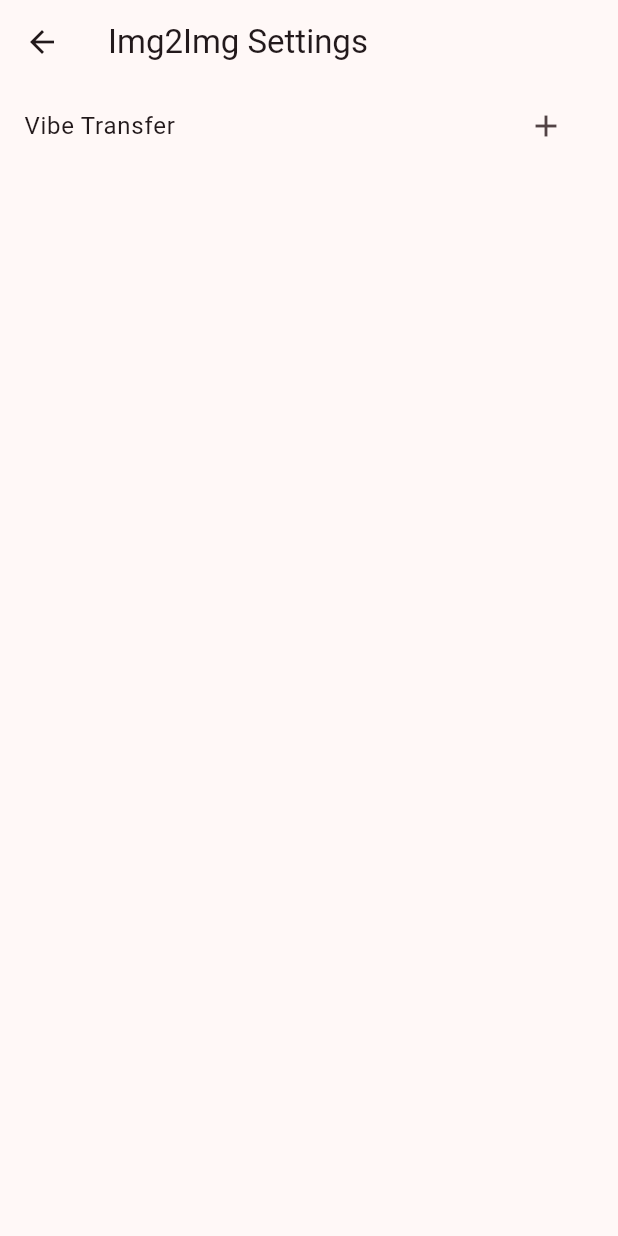
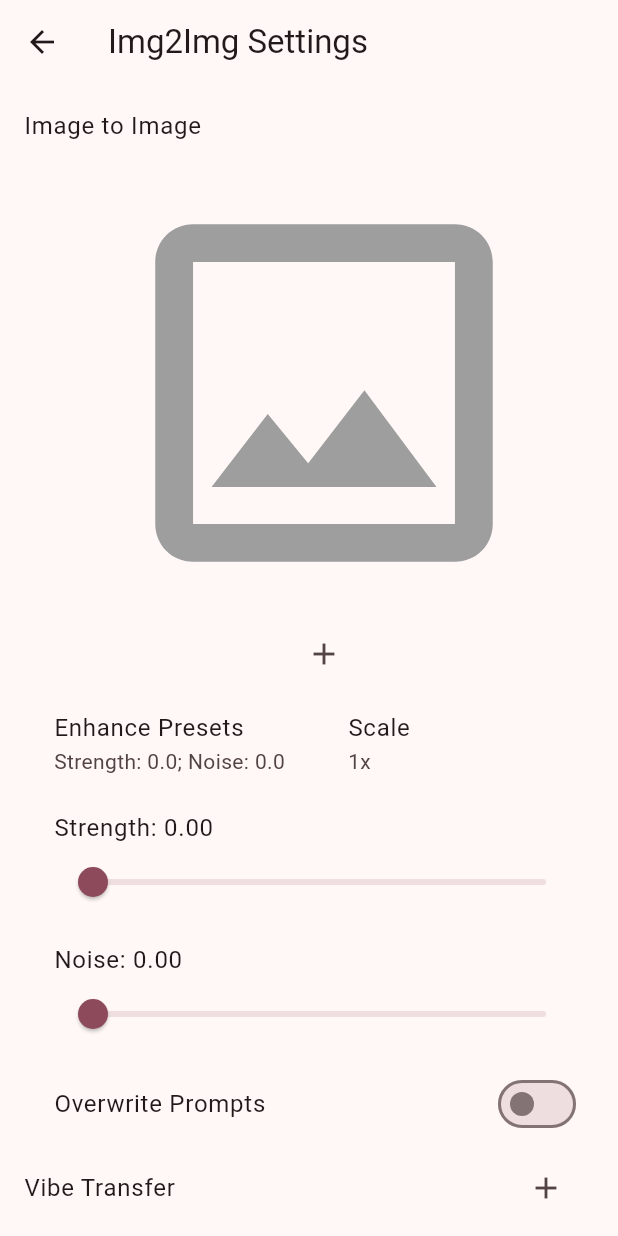
Before and after one commit to Exception0x0194/NAI-Generator-Flutter, a Flutter app: the I2IConfigScreen screen opened directly, on a phone screen of 412 x 824 dp. Run offline on Flutter 3.47's test engine with Material 3 defaults, Android fonts, the phone set to English and light mode, and no system bars; our stand-ins replace another_flushbar, file_picker, image_picker; missing offline and left inert: image_save, universal_html.

Commit message:
添加了i2i页面

```diff
--- /dev/null
+++ b/lib/models/i2i_config.dart
@@ -0,0 +1,42 @@
+import 'dart:convert';
+import 'dart:typed_data';
+
+import 'package:image/image.dart' as img;
+
+class I2IConfig {
+  img.Image? inputImage;
+  bool isOverwritten;
+  String overwrittenPrompt;
+  double strength;
+  double noise;
+
+  I2IConfig({
+    this.inputImage,
+    this.strength = 0,
+    this.noise = 0,
+    this.isOverwritten = false,
+    this.overwrittenPrompt = '',
+  });
+
+  I2IConfig? createWithFile(Uint8List imageBytes,
+      {double strength = 0,
+      double noise = 0,
+      bool isOverwritten = false,
+      String overwrittenPrompt = ''}) {
+    var decodedImage = img.decodeImage(imageBytes);
+    if (decodedImage == null) return null;
+
+    return I2IConfig(
+        inputImage: decodedImage,
+        strength: strength,
+        noise: noise,
+        isOverwritten: isOverwritten,
+        overwrittenPrompt: overwrittenPrompt);
+  }
+
+  String getInputB64(int width, int height) {
+    var resizedImage =
+        img.copyResize(inputImage!, width: width, height: height);
+    return base64Encode(img.encodePng(resizedImage));
+  }
+}
--- a/lib/models/info_manager.dart
+++ b/lib/models/info_manager.dart
@@ -4,6 +4,7 @@ import 'prompt_config.dart';
 import 'param_config.dart';
 import 'generation_info.dart';
 import 'vibe_config.dart';
+import 'i2i_config.dart';
 import 'utils.dart';
 
 import 'package:archive/archive.dart';
@@ -25,6 +26,9 @@ class InfoManager with ChangeNotifier {
 
   // Vibe Config
   List<VibeConfig> vibeConfig = [];
+
+  // I2I / Enhance Config
+  I2IConfig i2iConfig = I2IConfig();
 
   // Generated info
   final List<GenerationInfo> _generationInfos = [];
--- a/lib/screens/i2i_config_screen.dart
+++ b/lib/screens/i2i_config_screen.dart
@@ -4,6 +4,7 @@ import 'package:image_picker/image_picker.dart';
 import '../generated/l10n.dart';
 import '../models/info_manager.dart';
 import '../models/vibe_config.dart';
+import '../widgets/i2i_config_widget.dart';
 import '../widgets/vibe_config_widget.dart';
 
 class I2IConfigScreen extends StatefulWidget {
@@ -44,6 +45,11 @@ class I2IConfigScreenState extends State<I2IConfigScreen> {
       ),
       body: ListView(
         children: [
+          ListTile(title: Text('Image to Image')),
+          Padding(
+            padding: EdgeInsets.only(left: 20),
+            child: I2IConfigWidget(config: InfoManager().i2iConfig),
+          ),
           ListTile(
               trailing: InfoManager().vibeConfig.length < 5
                   ? IconButton(
--- /dev/null
+++ b/lib/widgets/i2i_config_widget.dart
@@ -0,0 +1,182 @@
+import 'package:flutter/material.dart';
+import 'package:image/image.dart' as img;
+import 'package:image_picker/image_picker.dart';
+import 'package:nai_casrand/widgets/editable_list_tile.dart';
+
+import '../models/i2i_config.dart';
+import '../models/utils.dart';
+import '../generated/l10n.dart';
+
+class I2IConfigWidget extends StatefulWidget {
+  final I2IConfig config;
+
+  final double imageSize = 300;
+
+  const I2IConfigWidget({super.key, required this.config});
+
+  @override
+  I2IConfigWidgetState createState() => I2IConfigWidgetState();
+}
+
+class I2IConfigWidgetState extends State<I2IConfigWidget> {
+  late double _strength;
+  late double _noise;
+  late Widget _widgetImage;
+
+  @override
+  void initState() {
+    super.initState();
+    _strength = widget.config.strength;
+    _noise = widget.config.noise;
+    _widgetImage = widget.config.inputImage != null
+        ? SizedBox(
+            width: widget.imageSize,
+            height: widget.imageSize,
+            child: Image.memory(img.encodePng(widget.config.inputImage!)))
+        : Icon(
+            Icons.image_outlined,
+            size: widget.imageSize,
+            color: Colors.grey,
+          );
+  }
+
+  @override
+  Widget build(BuildContext context) {
+    return Column(
+      children: [
+        _widgetImage,
+        Row(children: [
+          Expanded(
+              child: IconButton(
+                  onPressed: _addI2IImage, icon: const Icon(Icons.add))),
+          if (widget.config.inputImage != null)
+            Expanded(
+                child: IconButton(
+                    onPressed: _removeI2IImage,
+                    icon: const Icon(Icons.delete_outline)))
+        ]),
+
+        // Presets
+        Row(mainAxisSize: MainAxisSize.min, children: [
+          Expanded(
+              child: SelectableListTile(
+                  title: 'Enhance Presets',
+                  currentValue:
+                      'Strength: ${_strength.toString()}; Noise: ${_noise.toString()}',
+                  options: const [
+                    'Strength: 0.2; Noise: 0',
+                    'Strength: 0.4; Noise: 0',
+                    'Strength: 0.5; Noise: 0',
+                    'Strength: 0.6; Noise: 0',
+                    'Strength: 0.7; Noise: 0.1'
+                  ],
+                  onSelectComplete: (value) => _setI2IPreset(value))),
+          Expanded(
+              child: SelectableListTile(
+                  title: 'Scale',
+                  currentValue: '1x',
+                  options: const ['1x', '1.5x'],
+                  onSelectComplete: (value) => _setI2IScale(value)))
+        ]),
+
+        // Strength
+        ListTile(
+            title: Text('Strength: ${_strength.toStringAsFixed(2)}'),
+            subtitle: Slider(
+              value: _strength,
+              min: 0.0,
+              max: 1.0,
+              divisions: 100,
+              label: _strength.toStringAsFixed(2),
+              onChanged: (value) {
+                setState(() {
+                  _strength = value;
+                  widget.config.strength = value; // Update the config
+                });
+              },
+            )),
+        // Noise
+        ListTile(
+            title: Text('Noise: ${_noise.toStringAsFixed(2)}'),
+            subtitle: Slider(
+              value: _noise,
+              min: 0.0,
+              max: 1.0,
+              divisions: 100,
+              label: _noise.toStringAsFixed(2),
+              onChanged: (value) {
+                setState(() {
+                  _noise = value;
+                  widget.config.noise = value; // Update the config
+                });
+              },
+            )),
+        // Prompt overwrite settings
+        SwitchListTile(
+            title: const Text('Overwrite Prompts'),
+            value: widget.config.isOverwritten,
+            onChanged: (value) {
+              setState(() {
+                widget.config.isOverwritten = value;
+              });
+            }),
+        widget.config.isOverwritten
+            ? EditableListTile(
+                title: 'Overwritten Prompts',
+                currentValue: widget.config.overwrittenPrompt,
+                onEditComplete: (value) {
+                  setState(() {
+                    widget.config.overwrittenPrompt = value;
+                  });
+                })
+            : const SizedBox.shrink(),
+      ],
+    );
+  }
+
+  void _downloadI2IImage() {
+    saveBlob(img.encodePng(widget.config.inputImage!),
+        'nai-generator-I2I-${generateRandomFileName()}.png');
+    showInfoBar(
+        context, '${S.of(context).vibe_export}${S.of(context).succeed}');
+  }
+
+  void _addI2IImage() async {
+    var picker = ImagePicker();
+    var pickedFile = await picker.pickImage(source: ImageSource.gallery);
+    if (pickedFile == null) return;
+    var bytes = await pickedFile.readAsBytes();
+    setState(() {
+      widget.config.inputImage = img.decodeImage(bytes);
+      _widgetImage = SizedBox(
+          width: widget.imageSize,
+          height: widget.imageSize,
+          child: Image.memory(bytes));
+    });
+  }
+
+  void _removeI2IImage() {
+    setState(() {
+      widget.config.inputImage = null;
+      _widgetImage = Icon(
+        Icons.image_outlined,
+        size: widget.imageSize,
+        color: Colors.grey,
+      );
+    });
+  }
+
+  _setI2IPreset(String value) {
+    var parts = value.split('; ');
+    setState(() {
+      widget.config.strength =
+          double.parse(parts[0].substring('Strength: '.length - 1));
+      widget.config.noise =
+          double.parse(parts[1].substring('Noise: '.length - 1));
+      _strength = widget.config.strength;
+      _noise = widget.config.noise;
+    });
+  }
+
+  _setI2IScale(String value) {}
+}
```
Also changed, not shown: lib/generated/intl/messages_en.dart, lib/generated/intl/messages_zh_CN.dart, lib/generated/l10n.dart.
